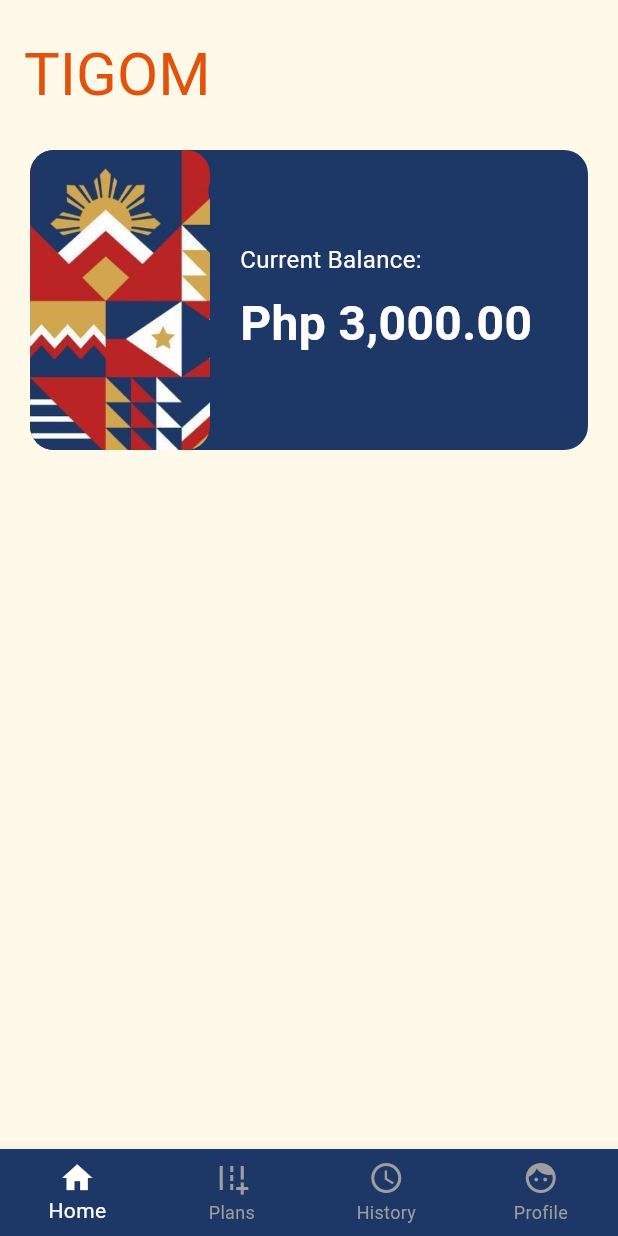
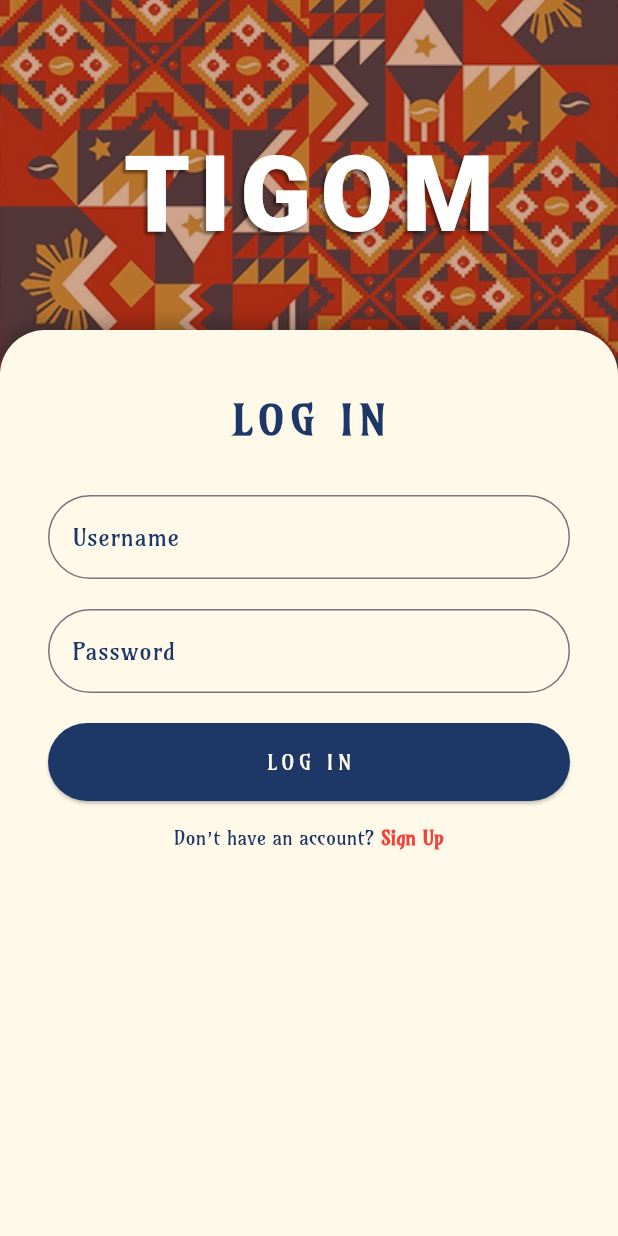
Before and after one commit to Ethvn-OS/TIGOM, a Flutter app: the screen it shows after launch, on a phone screen of 412 x 824 dp. Run offline on Flutter 3.47's test engine with Material 3 defaults, Android fonts, the phone set to English and light mode, and no system bars; Roboto replaces fonts that are missing (RuslanDisplay).

Commit message:
login page  created

```diff
--- a/tigom_app/lib/main.dart
+++ b/tigom_app/lib/main.dart
@@ -1,6 +1,6 @@
 import 'package:flutter/material.dart';
 import 'package:tigom_app/pages/home.dart';
-
+import 'package:tigom_app/pages/login.dart';
 void main() {
   runApp( const MyApp() );
 }
@@ -15,7 +15,7 @@ class MyApp extends StatelessWidget {
       theme: ThemeData(
         fontFamily: 'RuslanDisplay'
       ),
-      home: const HomePage()
+      home: const LoginPage()
     ); // MaterialApp
   }
 }
--- /dev/null
+++ b/tigom_app/lib/pages/login.dart
@@ -0,0 +1,183 @@
+import 'package:flutter/material.dart';
+
+class LoginPage extends StatelessWidget {
+  const LoginPage({super.key});
+
+  @override
+  Widget build(BuildContext context) {
+    return Scaffold(
+      backgroundColor: const Color(0xFFFFF9E9),
+
+      body: Stack(
+        children: [
+
+          Positioned(
+            top: 0,
+            left: 0,
+            right: 0,
+            child: Container(
+              height: 260,
+              decoration: const BoxDecoration(
+                image: DecorationImage(
+                  image: AssetImage('assets/pattern.png'),
+                  fit: BoxFit.cover,
+                ),
+              ),
+              child: const Center(
+                child: Text(
+                  'TIGOM',
+                  style: TextStyle(
+                    fontSize: 70,
+                    fontWeight: FontWeight.w900,
+                    color: Colors.white,
+                    letterSpacing: 6,
+                    shadows: [
+                      Shadow(
+                        blurRadius: 2,
+                        color: Colors.black45,
+                        offset: Offset(-2, 2),
+                      ),
+                    ],
+                  ),
+                ),
+              ),
+            ),
+          ),
+
+
+          Positioned(
+            top: 220,
+            left: 0,
+            right: 0,
+            bottom: 0,
+            child: Container(
+              decoration: const BoxDecoration(
+                color: Color(0xFFFFF9E9),
+                borderRadius: BorderRadius.only(
+                  topLeft: Radius.circular(30),
+                  topRight: Radius.circular(30),
+                ),
+                boxShadow: [
+                  BoxShadow(
+                    color: Colors.black26,
+                    blurRadius: 10,
+                    offset: Offset(0, -4),
+                  ),
+                ],
+              ),
+
+              child: SingleChildScrollView(
+                child: Padding(
+                  padding: const EdgeInsets.symmetric(
+                    horizontal: 32,
+                    vertical: 40,
+                  ),
+                  child: Column(
+                    crossAxisAlignment: CrossAxisAlignment.center,
+                    children: [
+
+                      Text(
+                        'LOG IN',
+                        style: TextStyle(
+                          fontFamily: 'Amarante',
+                          color: const Color(0xFF1D3867),
+                          fontSize: 28,
+                          fontWeight: FontWeight.bold,
+                          letterSpacing: 4,
+                        ),
+                      ),
+
+                      const SizedBox(height: 30),
+
+
+                      TextField(
+                        decoration: InputDecoration(
+                          labelText: 'Username',
+                          labelStyle: TextStyle(
+                            color: const Color(0xFF1D3867),
+                            fontFamily: 'Amarante',
+                          ),
+                          border: OutlineInputBorder(
+                            borderRadius: BorderRadius.circular(30),
+                            borderSide: BorderSide(color: Color(0xFF1D3867)),
+                          ),
+                        ),
+
+                      ),
+
+                      const SizedBox(height: 20),
+
+
+                      TextField(
+                        obscureText: true,
+                        decoration: InputDecoration(
+                          labelText: 'Password',
+                          labelStyle: TextStyle(
+                            color: const Color(0xFF1D3867),
+                            fontFamily: 'Amarante',
+                          ),
+                          border: OutlineInputBorder(
+                            borderRadius: BorderRadius.circular(30),
+                            borderSide: BorderSide(color: Color(0xFF1D3867)),
+                          ),
+                        ),
+                      ),
+
+                      const SizedBox(height: 20),
+
+                      SizedBox(
+                        width: double.infinity,
+                        child: ElevatedButton(
+                          onPressed: () {},
+                          style: ElevatedButton.styleFrom(
+                            backgroundColor: const Color(0xFF1D3867),
+                            padding: const EdgeInsets.symmetric(vertical: 16),
+                            shape: const StadiumBorder(),
+                          ),
+                          child: const Text(
+                            'LOG IN',
+                            style: TextStyle(
+                              letterSpacing: 3,
+                              color: Color(0xFFFFF9E9),
+                              fontFamily: 'Amarante',
+                            ),
+                          ),
+                        ),
+                      ),
+
+
+                      const SizedBox(height: 16),
+
+                      Center(
+                        child: RichText(
+                          text: TextSpan(
+                            text: "Don’t have an account? ",
+                            style: TextStyle(
+                              color: const Color(0xFF1D3867),
+                              fontSize: 13,
+                              fontFamily: 'Amarante',
+                            ),
+                            children: [
+                              TextSpan(
+                                text: "Sign Up",
+                                style: TextStyle(
+                                  color: Colors.red,
+                                  fontWeight: FontWeight.bold,
+                                  fontFamily: 'Amarante',
+                                ),
+                              ),
+                            ],
+                          ),
+                        ),
+                      ),
+                    ],
+                  ),
+                ),
+              ),
+            ),
+          ),
+        ],
+      ),
+    );
+  }
+}
```
Also changed, not shown: tigom_app/pubspec.yaml (+7 -1 lines), tigom_app/assets/pattern.png (added), tigom_app/fonts/Amarante-Regular.ttf (added), tigom_app/pubspec.lock.
